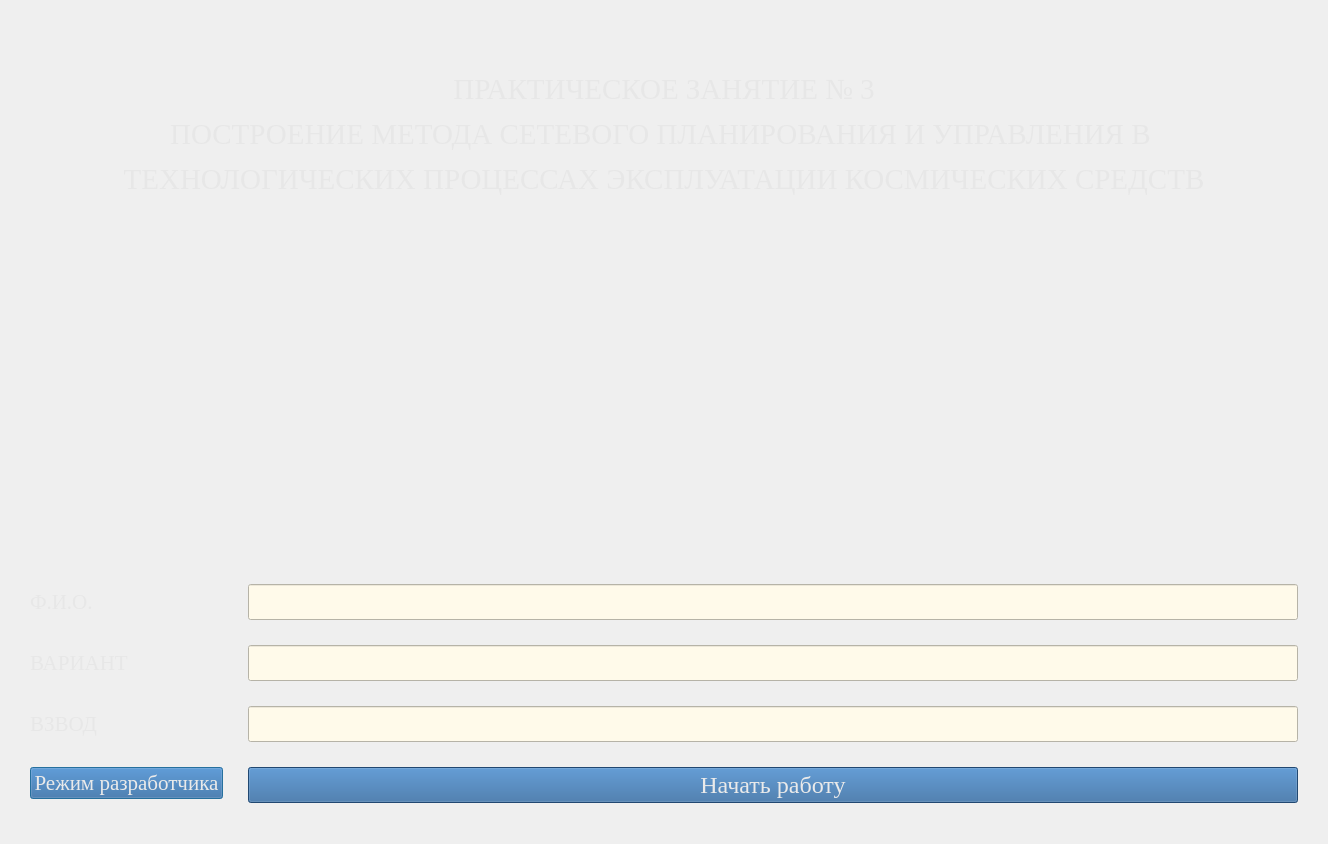
The window that qt_designer_ui/startWindow.ui (IvaMarin/Project-Network-Diagram-App) describes before a commit, drawn with Qt 5.
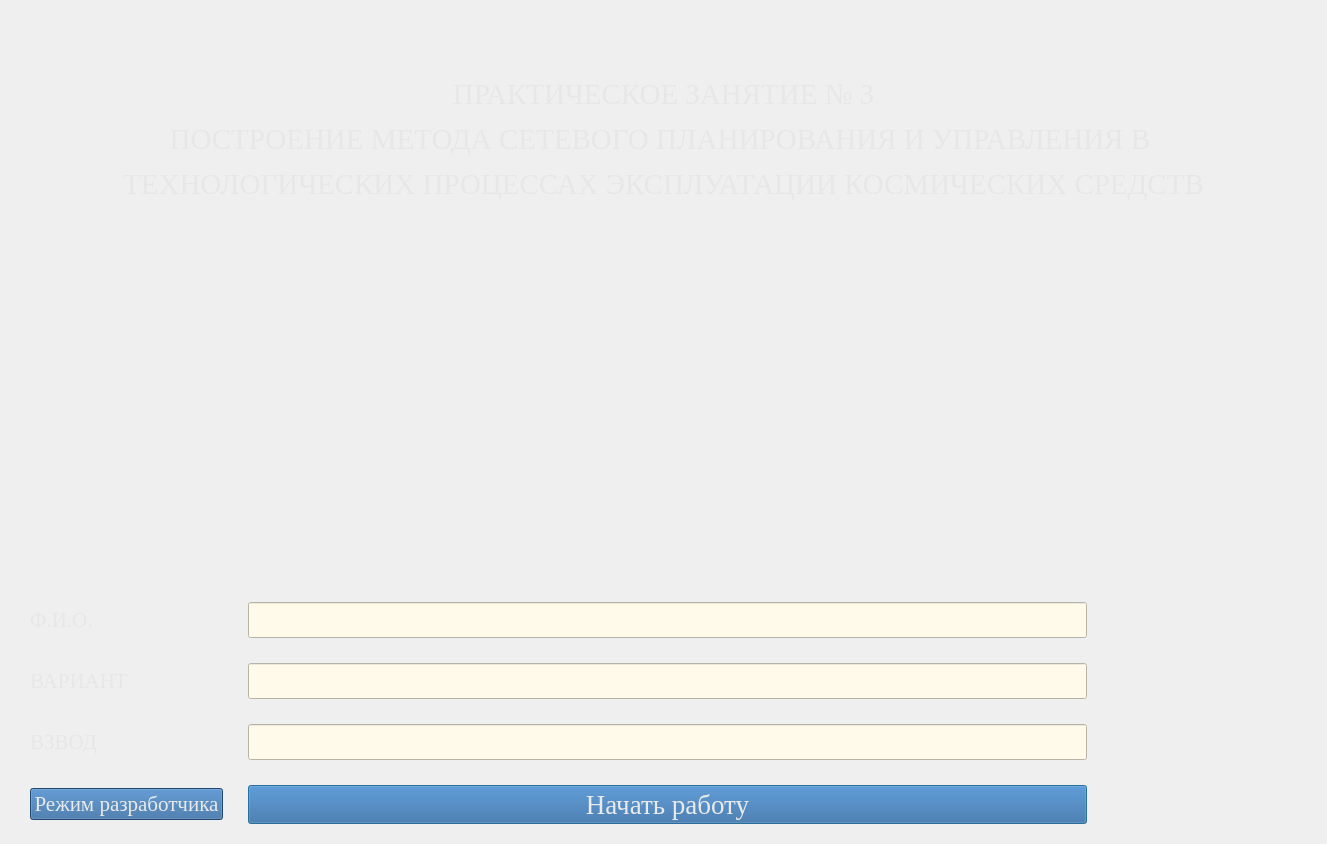
The same window after the commit. Icons and pictures are not drawn.

What changed in the file:
```diff
--- a/qt_designer_ui/startWindow.ui
+++ b/qt_designer_ui/startWindow.ui
@@ -6,13 +6,22 @@
    <rect>
     <x>0</x>
     <y>0</y>
-    <width>1328</width>
+    <width>1327</width>
     <height>844</height>
    </rect>
   </property>
+  <property name="font">
+   <font>
+    <family>Times New Roman</family>
+    <pointsize>20</pointsize>
+   </font>
+  </property>
   <property name="windowTitle">
    <string>РЕГИСТРАЦИЯ</string>
   </property>
+  <property name="autoFillBackground">
+   <bool>false</bool>
+  </property>
   <property name="styleSheet">
    <string notr="true">#startWin{background-image: url(:/newPrefix/backGround.png);}</string>
   </property>
@@ -37,6 +46,7 @@
      <property name="font">
       <font>
        <family>Times New Roman</family>
+       <pointsize>20</pointsize>
       </font>
      </property>
      <property name="styleSheet">
@@ -75,7 +85,7 @@
     </widget>
    </item>
    <item>
-    <layout class="QFormLayout" name="formLayout">
+    <layout class="QGridLayout" name="gridLayout" columnstretch="1,8,2">
      <property name="leftMargin">
       <number>10</number>
      </property>
@@ -88,6 +98,57 @@
      <property name="bottomMargin">
       <number>10</number>
      </property>
+     <item row="2" column="1">
+      <widget class="QLineEdit" name="lineEditGroup">
+       <property name="font">
+        <font>
+         <family>Times New Roman</family>
+         <pointsize>18</pointsize>
+        </font>
+       </property>
+       <property name="styleSheet">
+        <string notr="true">background-color: #fffaea;</string>
+       </property>
+       <property name="inputMethodHints">
+        <set>Qt::ImhNone</set>
+       </property>
+       <property name="maxLength">
+        <number>15</number>
+       </property>
+      </widget>
+     </item>
+     <item row="2" column="0">
+      <widget class="QLabel" name="labelGroup">
+       <property name="font">
+        <font>
+         <family>Times New Roman</family>
+         <pointsize>18</pointsize>
+        </font>
+       </property>
+       <property name="text">
+        <string>&lt;html&gt;&lt;head/&gt;&lt;body&gt;&lt;p&gt;&lt;span style=&quot; font-size:16pt; color:#e7e7e7;&quot;&gt;ВЗВОД&lt;/span&gt;&lt;/p&gt;&lt;/body&gt;&lt;/html&gt;</string>
+       </property>
+      </widget>
+     </item>
+     <item row="0" column="1">
+      <widget class="QLineEdit" name="lineEditSurname">
+       <property name="font">
+        <font>
+         <family>Times New Roman</family>
+         <pointsize>18</pointsize>
+        </font>
+       </property>
+       <property name="styleSheet">
+        <string notr="true">background-color: #fffaea;</string>
+       </property>
+       <property name="inputMethodHints">
+        <set>Qt::ImhDialableCharactersOnly|Qt::ImhHiddenText|Qt::ImhLatinOnly</set>
+       </property>
+       <property name="maxLength">
+        <number>25</number>
+       </property>
+      </widget>
+     </item>
      <item row="0" column="0">
       <widget class="QLabel" name="labelSurname">
        <property name="font">
@@ -108,38 +169,6 @@
        </property>
       </widget>
      </item>
-     <item row="0" column="1">
-      <widget class="QLineEdit" name="lineEditSurname">
-       <property name="font">
-        <font>
-         <family>Times New Roman</family>
-         <pointsize>18</pointsize>
-        </font>
-       </property>
-       <property name="styleSheet">
-        <string notr="true">background-color: #fffaea;</string>
-       </property>
-       <property name="inputMethodHints">
-        <set>Qt::ImhDialableCharactersOnly|Qt::ImhHiddenText|Qt::ImhLatinOnly</set>
-       </property>
-       <property name="maxLength">
-        <number>25</number>
-       </property>
-      </widget>
-     </item>
-     <item row="1" column="0">
-      <widget class="QLabel" name="labelNumGroup">
-       <property name="font">
-        <font>
-         <family>Times New Roman</family>
-         <pointsize>18</pointsize>
-        </font>
-       </property>
-       <property name="text">
-        <string>&lt;html&gt;&lt;head/&gt;&lt;body&gt;&lt;p&gt;&lt;span style=&quot; font-size:16pt; color:#e7e7e7;&quot;&gt;ВАРИАНТ&lt;/span&gt;&lt;/p&gt;&lt;/body&gt;&lt;/html&gt;</string>
-       </property>
-      </widget>
-     </item>
      <item row="1" column="1">
       <widget class="QLineEdit" name="lineEditNumINGroup">
        <property name="font">
@@ -162,8 +191,8 @@
        </property>
       </widget>
      </item>
-     <item row="2" column="0">
-      <widget class="QLabel" name="labelGroup">
+     <item row="1" column="0">
+      <widget class="QLabel" name="labelNumGroup">
        <property name="font">
         <font>
          <family>Times New Roman</family>
@@ -171,46 +200,7 @@
         </font>
        </property>
        <property name="text">
-        <string>&lt;html&gt;&lt;head/&gt;&lt;body&gt;&lt;p&gt;&lt;span style=&quot; font-size:16pt; color:#e7e7e7;&quot;&gt;ВЗВОД&lt;/span&gt;&lt;/p&gt;&lt;/body&gt;&lt;/html&gt;</string>
-       </property>
-      </widget>
-     </item>
-     <item row="2" column="1">
-      <widget class="QLineEdit" name="lineEditGroup">
-       <property name="font">
-        <font>
-         <family>Times New Roman</family>
-         <pointsize>18</pointsize>
-        </font>
-       </property>
-       <property name="styleSheet">
-        <string notr="true">background-color: #fffaea;</string>
-       </property>
-       <property name="inputMethodHints">
-        <set>Qt::ImhNone</set>
-       </property>
-       <property name="maxLength">
-        <number>15</number>
-       </property>
-      </widget>
-     </item>
-     <item row="3" column="0">
-      <widget class="QPushButton" name="btnDeveloperMode">
-       <property name="font">
-        <font>
-         <family>Times New Roman</family>
-         <pointsize>16</pointsize>
-        </font>
-       </property>
-       <property name="styleSheet">
-        <string notr="true">color: rgb(234, 234, 234);
-background-color: rgb(46, 101, 158);</string>
-       </property>
-       <property name="text">
-        <string>Режим разработчика</string>
-       </property>
-       <property name="checkable">
-        <bool>true</bool>
+        <string>&lt;html&gt;&lt;head/&gt;&lt;body&gt;&lt;p&gt;&lt;span style=&quot; font-size:16pt; color:#e7e7e7;&quot;&gt;ВАРИАНТ&lt;/span&gt;&lt;/p&gt;&lt;/body&gt;&lt;/html&gt;</string>
        </property>
       </widget>
      </item>
@@ -222,7 +212,7 @@
        <property name="font">
         <font>
          <family>Times New Roman</family>
-         <pointsize>18</pointsize>
+         <pointsize>20</pointsize>
          <weight>50</weight>
          <bold>false</bold>
          <underline>false</underline>
@@ -250,6 +240,78 @@
        </property>
       </widget>
      </item>
+     <item row="3" column="0">
+      <widget class="QPushButton" name="btnDeveloperMode">
+       <property name="font">
+        <font>
+         <family>Times New Roman</family>
+         <pointsize>16</pointsize>
+        </font>
+       </property>
+       <property name="styleSheet">
+        <string notr="true">color: rgb(234, 234, 234);
+background-color: rgb(46, 101, 158);</string>
+       </property>
+       <property name="text">
+        <string>Режим разработчика</string>
+       </property>
+       <property name="checkable">
+        <bool>true</bool>
+       </property>
+      </widget>
+     </item>
+     <item row="0" column="2">
+      <spacer name="horizontalSpacer">
+       <property name="orientation">
+        <enum>Qt::Horizontal</enum>
+       </property>
+       <property name="sizeHint" stdset="0">
+        <size>
+         <width>40</width>
+         <height>20</height>
+        </size>
+       </property>
+      </spacer>
+     </item>
+     <item row="1" column="2">
+      <spacer name="horizontalSpacer_2">
+       <property name="orientation">
+        <enum>Qt::Horizontal</enum>
+       </property>
+       <property name="sizeHint" stdset="0">
+        <size>
+         <width>40</width>
+         <height>20</height>
+        </size>
+       </property>
+      </spacer>
+     </item>
+     <item row="2" column="2">
+      <spacer name="horizontalSpacer_3">
+       <property name="orientation">
+        <enum>Qt::Horizontal</enum>
+       </property>
+       <property name="sizeHint" stdset="0">
+        <size>
+         <width>40</width>
+         <height>20</height>
+        </size>
+       </property>
+      </spacer>
+     </item>
+     <item row="3" column="2">
+      <spacer name="horizontalSpacer_4">
+       <property name="orientation">
+        <enum>Qt::Horizontal</enum>
+       </property>
+       <property name="sizeHint" stdset="0">
+        <size>
+         <width>40</width>
+         <height>20</height>
+        </size>
+       </property>
+      </spacer>
+     </item>
     </layout>
    </item>
   </layout>
```
